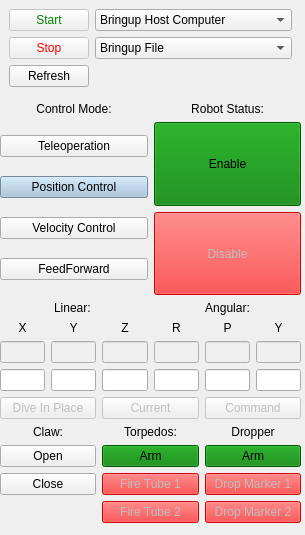
osu-uwrt/riptide_rvis, file riptide_rviz/src/ControlPanel.ui: the form before one commit.
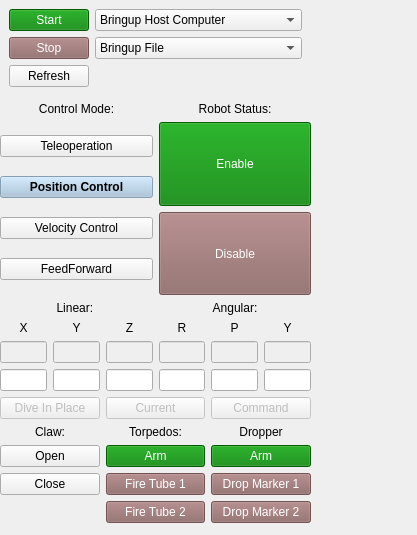
The form after the commit.

Diff of the .ui file:
```diff
--- a/riptide_rviz/src/ControlPanel.ui
+++ b/riptide_rviz/src/ControlPanel.ui
@@ -6,7 +6,7 @@
    <rect>
     <x>0</x>
     <y>0</y>
-    <width>305</width>
+    <width>417</width>
     <height>535</height>
    </rect>
   </property>
@@ -18,7 +18,7 @@
     <rect>
      <x>0</x>
      <y>0</y>
-     <width>301</width>
+     <width>311</width>
      <height>523</height>
     </rect>
    </property>
@@ -56,7 +56,9 @@
           <bool>false</bool>
          </property>
          <property name="styleSheet">
-          <string notr="true">QPushButton {color: red;}</string>
+          <string notr="true">QPushButton {color: white; background:red;}
+
+QPushButton:!enabled{color:white; background: rgb(140, 100, 100)}</string>
          </property>
          <property name="text">
           <string>Stop</string>
@@ -66,10 +68,11 @@
        <item row="0" column="0">
         <widget class="QPushButton" name="bringupStart">
          <property name="enabled">
-          <bool>false</bool>
+          <bool>true</bool>
          </property>
          <property name="styleSheet">
-          <string notr="true">QPushButton {color: green;}</string>
+          <string notr="true">QPushButton {color: white; background: green;}
+QPushButton:!enabled{color: white; background: rgb(100, 130, 110);}</string>
          </property>
          <property name="text">
           <string>Start</string>
@@ -92,6 +95,9 @@
        <layout class="QVBoxLayout" name="verticalLayout_2">
         <item>
          <widget class="QPushButton" name="ctrlModeTele">
+          <property name="styleSheet">
+           <string notr="true">QPushButton:!enabled{background-color: #A3C1DA; font-weight: bold; color: black; border-color: black;}</string>
+          </property>
           <property name="text">
            <string>Teleoperation</string>
           </property>
@@ -99,8 +105,11 @@
         </item>
         <item>
          <widget class="QPushButton" name="ctrlModePos">
+          <property name="enabled">
+           <bool>false</bool>
+          </property>
           <property name="styleSheet">
-           <string notr="true">QPushButton {background-color: #A3C1DA;}</string>
+           <string notr="true">QPushButton:!enabled{background-color: #A3C1DA; font-weight: bold; color: black; border-color: black;}</string>
           </property>
           <property name="text">
            <string>Position Control</string>
@@ -109,6 +118,9 @@
         </item>
         <item>
          <widget class="QPushButton" name="ctrlModeVel">
+          <property name="styleSheet">
+           <string notr="true">QPushButton:!enabled{background-color: #A3C1DA; font-weight: bold; color: black; border-color: black;}</string>
+          </property>
           <property name="text">
            <string>Velocity Control</string>
           </property>
@@ -116,6 +128,12 @@
         </item>
         <item>
          <widget class="QPushButton" name="ctrlModeFFD">
+          <property name="enabled">
+           <bool>true</bool>
+          </property>
+          <property name="styleSheet">
+           <string notr="true">QPushButton:!enabled{background-color: #A3C1DA; font-weight: bold; color: black; border-color: black;}</string>
+          </property>
           <property name="text">
            <string>FeedForward</string>
           </property>
@@ -127,6 +145,9 @@
        <layout class="QVBoxLayout" name="verticalLayout">
         <item>
          <widget class="QPushButton" name="ctrlEnable">
+          <property name="enabled">
+           <bool>true</bool>
+          </property>
           <property name="sizePolicy">
            <sizepolicy hsizetype="Minimum" vsizetype="Expanding">
             <horstretch>0</horstretch>
@@ -134,7 +155,8 @@
            </sizepolicy>
           </property>
           <property name="styleSheet">
-           <string notr="true">QPushButton {background-color: green;}</string>
+           <string notr="true">QPushButton {color: white; background: green;}
+QPushButton:!enabled{color: white; background: rgb(100, 130, 110);}</string>
           </property>
           <property name="text">
            <string>Enable</string>
@@ -153,7 +175,9 @@
            </sizepolicy>
           </property>
           <property name="styleSheet">
-           <string notr="true">QPushButton {background-color: red;}</string>
+           <string notr="true">QPushButton {color: white; background:red;}
+
+QPushButton:!enabled{color:white; background: rgb(140, 100, 100)}</string>
           </property>
           <property name="text">
            <string>Disable</string>
@@ -378,7 +402,9 @@
          <bool>false</bool>
         </property>
         <property name="styleSheet">
-         <string notr="true">QPushButton {background-color: red;}</string>
+         <string notr="true">QPushButton {color: white; background:red;}
+
+QPushButton:!enabled{color:white; background: rgb(140, 100, 100)}</string>
         </property>
         <property name="text">
          <string>Drop Marker 2</string>
@@ -401,7 +427,9 @@
          <bool>false</bool>
         </property>
         <property name="styleSheet">
-         <string notr="true">QPushButton {background-color: red;}</string>
+         <string notr="true">QPushButton {color: white; background:red;}
+
+QPushButton:!enabled{color:white; background: rgb(140, 100, 100)}</string>
         </property>
         <property name="text">
          <string>Fire Tube 2</string>
@@ -411,7 +439,8 @@
       <item row="1" column="1">
        <widget class="QPushButton" name="actTorpArm">
         <property name="styleSheet">
-         <string notr="true">QPushButton {background-color: green;}</string>
+         <string notr="true">QPushButton {color: white; background: green;}
+QPushButton:!enabled{color: white; background: rgb(100, 130, 110);}</string>
         </property>
         <property name="text">
          <string>Arm</string>
@@ -434,7 +463,9 @@
          <bool>false</bool>
         </property>
         <property name="styleSheet">
-         <string notr="true">QPushButton {background-color: red;}</string>
+         <string notr="true">QPushButton {color: white; background:red;}
+
+QPushButton:!enabled{color:white; background: rgb(140, 100, 100)}</string>
         </property>
         <property name="text">
          <string>Drop Marker 1</string>
@@ -447,7 +478,9 @@
          <bool>false</bool>
         </property>
         <property name="styleSheet">
-         <string notr="true">QPushButton {background-color: red;}</string>
+         <string notr="true">QPushButton {color: white; background:red;}
+
+QPushButton:!enabled{color:white; background: rgb(140, 100, 100)}</string>
         </property>
         <property name="text">
          <string>Fire Tube 1</string>
@@ -464,7 +497,8 @@
       <item row="1" column="2">
        <widget class="QPushButton" name="actDropArm">
         <property name="styleSheet">
-         <string notr="true">QPushButton {background-color: green;}</string>
+         <string notr="true">QPushButton {color: white; background: green;}
+QPushButton:!enabled{color: white; background: rgb(100, 130, 110);}</string>
         </property>
         <property name="text">
          <string>Arm</string>
```
Left out of the diff: 3 changed lines with no effect on the pictures.
